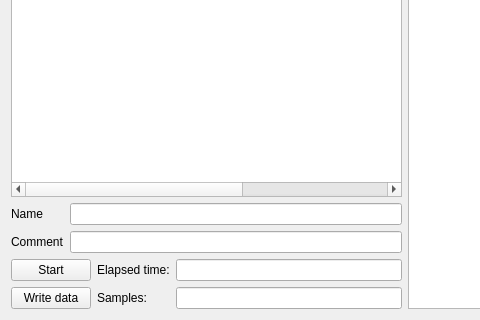
AvirupRoy/research, file DAQ/LegacyDaqStreamingUi.ui: the form before one commit; both pictures show x 0 to 480 and y 279 to 599 of the 1076 by 599 pixel window.
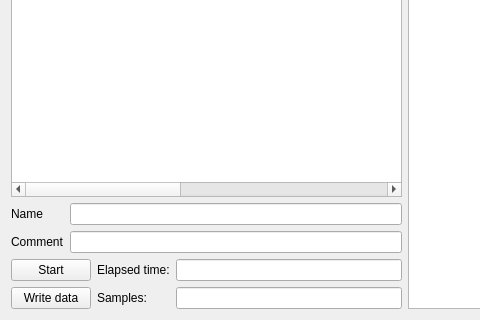
The form after the commit. Custom widgets are drawn as their Qt base class.

Commit message: Add automatic SQUID reset

Diff of the .ui file:
```diff
--- a/DAQ/LegacyDaqStreamingUi.ui
+++ b/DAQ/LegacyDaqStreamingUi.ui
@@ -218,6 +218,16 @@
              <string>Gain</string>
             </property>
            </column>
+           <column>
+            <property name="text">
+             <string>SQUID</string>
+            </property>
+           </column>
+           <column>
+            <property name="text">
+             <string>Reset threshold</string>
+            </property>
+           </column>
            <column>
             <property name="text">
              <string>Device label</string>
```
The commit also changes 1 other file.
